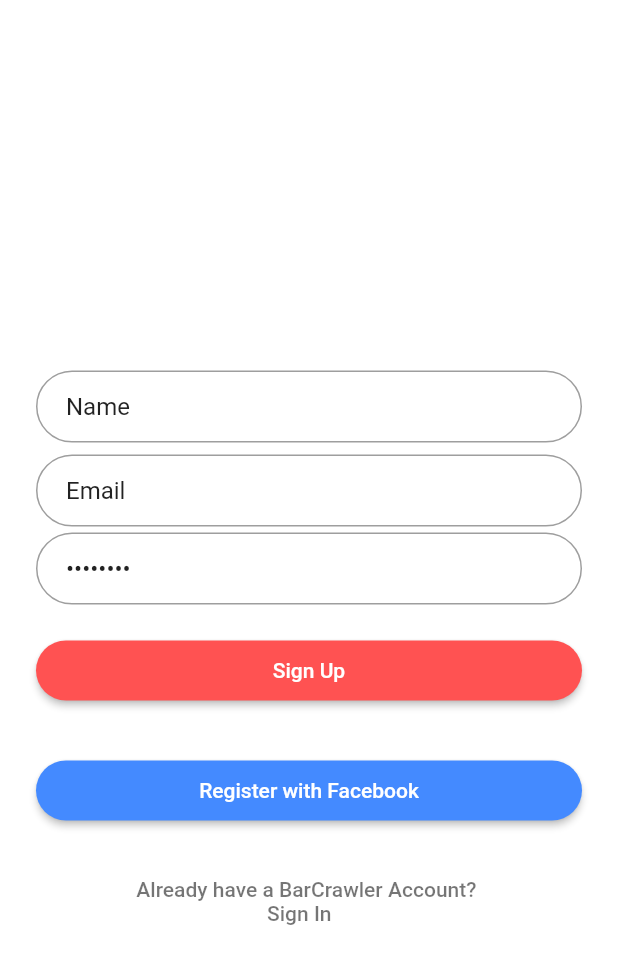
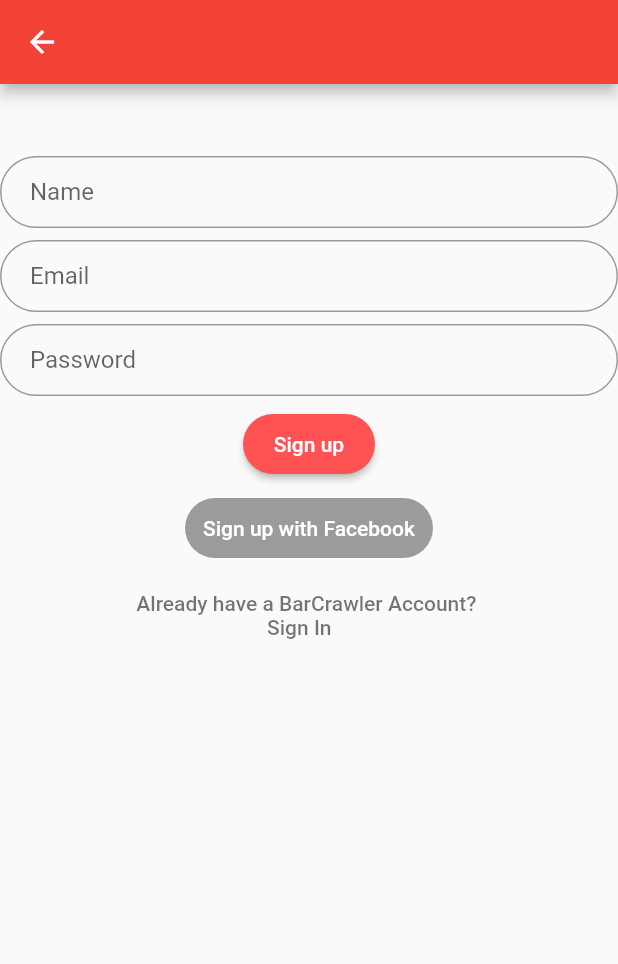
Before and after one commit to oliv3rbell/barcrawler3, a Flutter app: the Register screen opened by its route, on a phone screen of 412 x 824 dp. Shown: the top 964 px of the screen. Run offline on Flutter 3.47's test engine with Material 2 defaults, Android fonts, the phone set to English and light mode, and no system bars; our stand-ins replace firebase_auth, google_maps_flutter; accounts and stored records are empty; Roboto replaces fonts that are missing (Nunito).

Commit message:
Login and Sign up working

```diff
--- a/lib/Setup/register.dart
+++ b/lib/Setup/register.dart
@@ -1,82 +1,92 @@
+import 'package:firebase_auth/firebase_auth.dart';
 import 'package:flutter/material.dart';
-import 'package:firebase_auth/firebase_auth.dart';
 import 'login.dart';
-
 
 class Register extends StatefulWidget {
   static String tag = 'Register';
   @override
-  RegisterPage createState() => new RegisterPage();
+  RegisterPage createState() => RegisterPage();
 }
 
 class RegisterPage extends State<Register> {
+
+  final GlobalKey<FormState> _formKey = GlobalKey<FormState>();
+  String _name, _email, _password;
+
   @override
   Widget build(BuildContext context) {
-
-    final name = TextFormField(
-      autofocus: false,
-      initialValue: 'Name',
+    return new Scaffold(
+      appBar: new AppBar(),
+      body: Form(
+        key: _formKey,
+        child: Column(
+          children: <Widget>[
+            SizedBox(height: 48.0),
+            TextFormField(
+              validator: (input) {
+                if(input.isEmpty){
+                  return 'Provide a name';
+                }
+              },
               decoration: InputDecoration(
                 hintText: 'Name',
                 contentPadding: EdgeInsets.fromLTRB(20.0, 10.0, 20.0, 10.0),
                 border: OutlineInputBorder(borderRadius: BorderRadius.circular(32.0)),
               ),
-    );
-
-    final email = TextFormField(
+              onSaved: (input) => _name = input,
+            ),
+            SizedBox(height: 8.0),
+            TextFormField(
               keyboardType: TextInputType.emailAddress,
               autofocus: false,
-      initialValue: 'Email',
+              validator: (input) {
+                if(input.isEmpty){
+                  return 'Provide an email';
+                }
+              },
               decoration: InputDecoration(
-        hintText: 'Email',
+                labelText: 'Email',
                 contentPadding: EdgeInsets.fromLTRB(20.0, 10.0, 20.0, 10.0),
                 border: OutlineInputBorder(borderRadius: BorderRadius.circular(32.0)),
               ),
-    );
-
-    final password = TextFormField(
+              onSaved: (input) => _email = input,
+            ),
+            SizedBox(height: 8.0),
+            TextFormField(
               autofocus: false,
-      initialValue: 'password',
-      obscureText: true,
+              validator: (input) {
+                if(input.length < 6){
+                  return 'Longer password please';
+                }
+              },
               decoration: InputDecoration(
-        hintText: 'Password',
+                labelText: 'Password',
                 contentPadding: EdgeInsets.fromLTRB(20.0, 10.0, 20.0, 10.0),
                 border: OutlineInputBorder(borderRadius: BorderRadius.circular(32.0)),
               ),
-    );
-
-
-    final signup = Padding(
-      padding: EdgeInsets.symmetric(vertical: 16.0),
-      child: RaisedButton(
+              onSaved: (input) => _password = input,
+              obscureText: true,
+            ),
+            SizedBox(height: 8.0),
+            RaisedButton(
               shape: RoundedRectangleBorder(
-          borderRadius: BorderRadius.circular(24),
-        ),
-        onPressed: () {
-          //Navigator.of(context).pushNamed(HomePage.tag);
-        },
+              borderRadius: BorderRadius.circular(24),),
+              onPressed: signUp,
               padding: EdgeInsets.all(12),
               color: Colors.redAccent,
-        child: Text('Sign Up', style: TextStyle(color: Colors.white)),
+              child: Text('Sign up', style: TextStyle(color: Colors.white)),
             ),
-    );
-
-    final facebook = Padding(
-      padding: EdgeInsets.symmetric(vertical: 16.0),
-      child: RaisedButton(
+            SizedBox(height: 8.0),
+            RaisedButton(
               shape: RoundedRectangleBorder(
-          borderRadius: BorderRadius.circular(24),
-        ),
-        onPressed: () {
-          //Navigator.of(context).pushNamed(HomePage.tag);
-        },
+              borderRadius: BorderRadius.circular(24),),
+              //onPressed: ,
               padding: EdgeInsets.all(12),
               color: Colors.blueAccent,
-        child: Text('Register with Facebook', style: TextStyle(color: Colors.white)),
+              child: Text('Sign up with Facebook', style: TextStyle(color: Colors.white)),
             ),
-    );
-
-    final signIn = FlatButton(
+            SizedBox(height: 10.0),
+            FlatButton(
               child: Text(
                 'Already have a BarCrawler Account? \n \t \t \t \t \t \t \t \t \t \t \t \t Sign In',
                 style: TextStyle(color: Colors.black54),
@@ -84,32 +94,22 @@ class RegisterPage extends State<Register> {
               onPressed: () {
                 Navigator.of(context).pushNamed(LoginPage.tag);
               },
-    );
-
-
-
-    return Scaffold(
-      backgroundColor: Colors.white,
-      body: Center(
-        child: ListView(
-          shrinkWrap: true,
-          padding: EdgeInsets.only(left: 24.0, right: 24.0),
-          children: <Widget>[
-
-            SizedBox(height: 48.0),
-            name,
-            SizedBox(height: 8.0),
-            email,
-            SizedBox(height: 4.0),
-            password,
-            SizedBox(height: 4.0),
-            signup,
-            facebook,
-            SizedBox(height: 10.0),
-            signIn,
+            ),
           ],
-        ),
+        )
       ),
     );
   }
+
+  void signUp() async {
+    if(_formKey.currentState.validate()){
+      _formKey.currentState.save();
+      try{
+        await FirebaseAuth.instance.createUserWithEmailAndPassword(email: _email, password: _password);
+        Navigator.pushReplacement(context, MaterialPageRoute(builder: (context) => LoginPage()));
+      }catch(e){
+        print(e.message);
       }
+    }
+  }
+}
```
Also changed, not shown: lib/Setup/login.dart (+45 -53 lines). Lines whose indentation alone changed are shown as unchanged.
